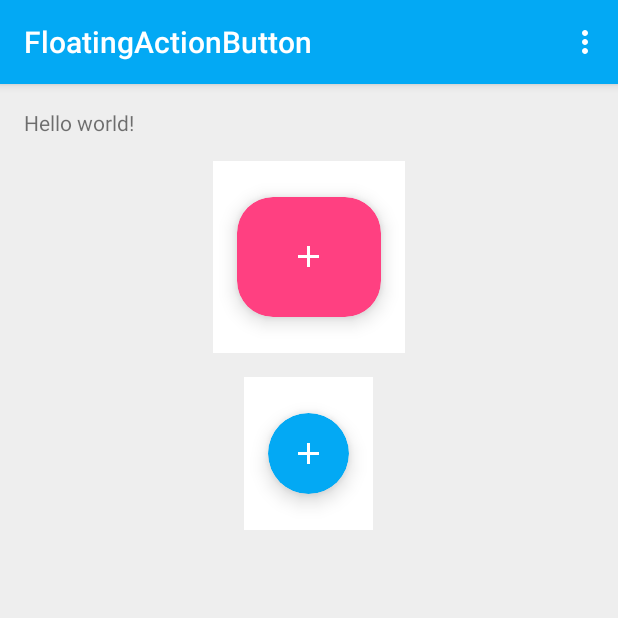
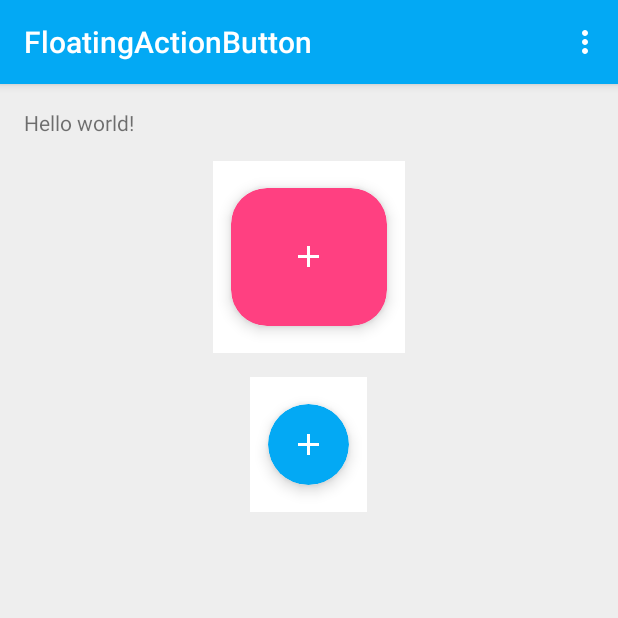
Before and after one commit to slaterama/FloatingActionButton, an Android app: the screen it shows after launch (MainActivity), on a phone screen of 412 x 824 dp, the top half of it. Run offline under Robolectric (Android 15) with nearby library versions, the phone set to English and light mode, and no system bars.

Commit message:
Completely clean-looking FAB

```diff
--- a/app/src/main/res/values/colors.xml
+++ b/app/src/main/res/values/colors.xml
@@ -10,8 +10,8 @@
 	<!-- Background color for dark CardView. -->
 	<color name="fab_dark_background">#FF202020</color>
 	<!-- Shadow color for the first pixels around CardView. -->
-	<color name="fab_shadow_start_color">#37000000</color>
+	<color name="fab_shadow_start_color">#30000000</color>
 	<!-- Shadow color for the furthest pixels around CardView. -->
-	<color name="fab_shadow_end_color">#03000000</color>
+	<color name="fab_shadow_end_color">#00000000</color>
 
 </resources>
--- a/app/src/main/res/values/dimens.xml
+++ b/app/src/main/res/values/dimens.xml
@@ -14,7 +14,7 @@
 
 	<dimen name="fab_size">54dp</dimen>
 	<dimen name="fab_radius">27dp</dimen>
-	<dimen name="fab_max_elevation">16dp</dimen>
-	<dimen name="fab_elevation">8dp</dimen>
+	<dimen name="fab_max_elevation">12dp</dimen>
+	<dimen name="fab_elevation">6dp</dimen>
 
 </resources>
```
Also changed, not shown: app/src/main/java/com/google/floatingactionbutton/floatingactionbutton/RoundRectDrawableWithShadow.java (+38 -25 lines).
